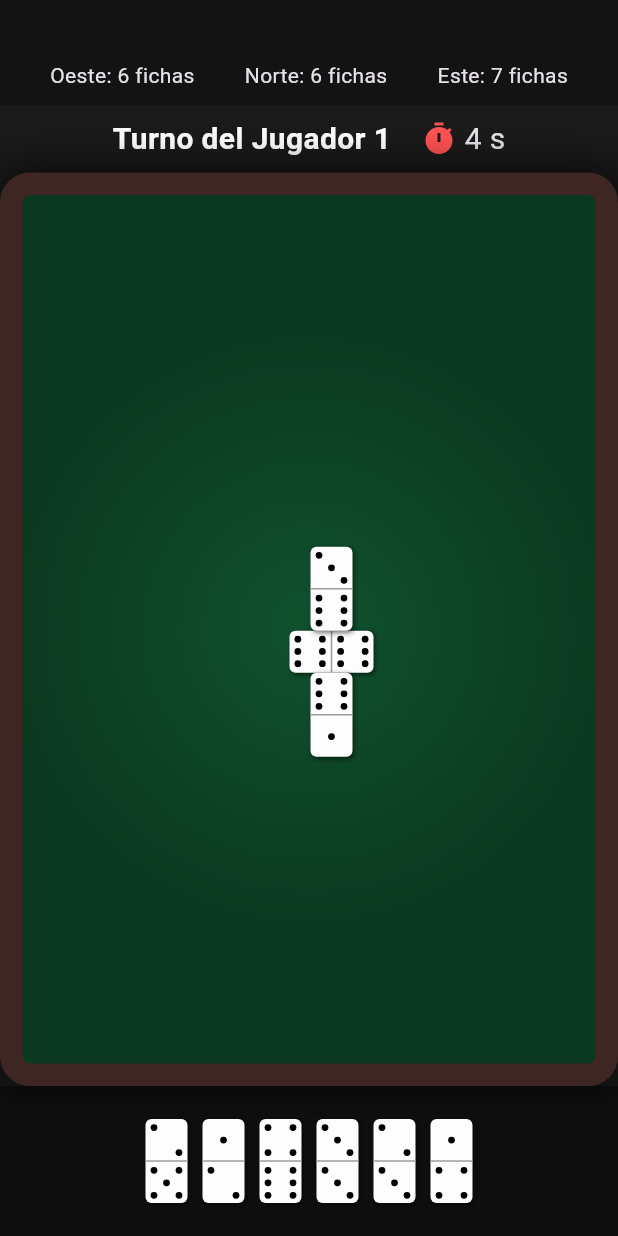
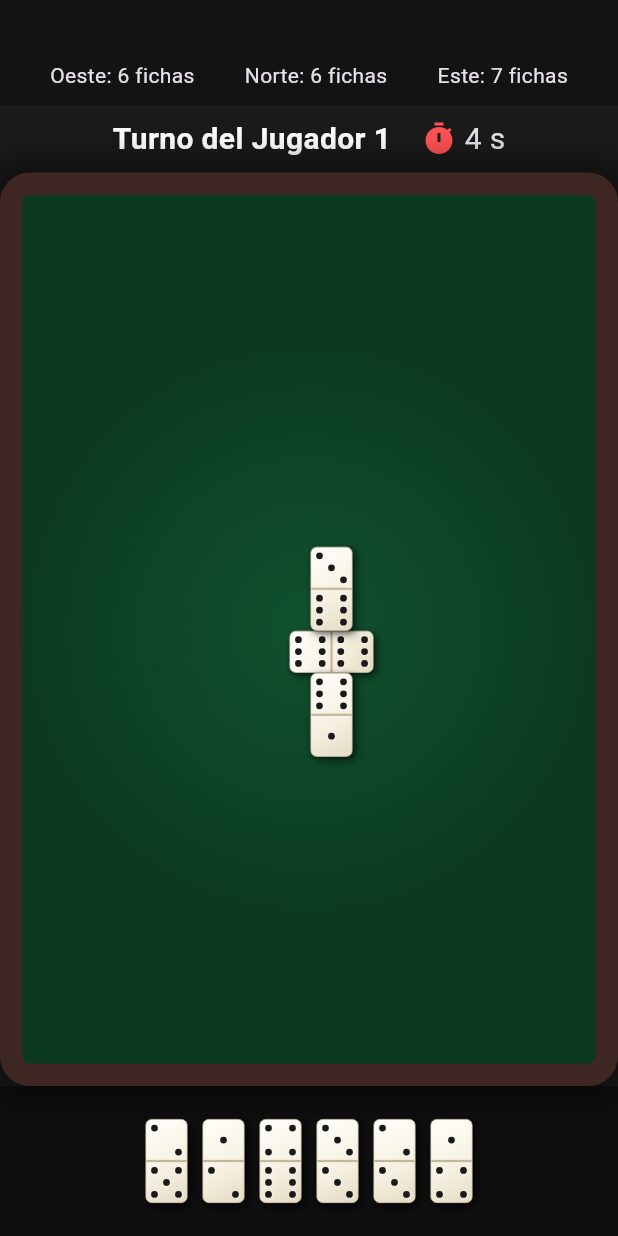
Before and after one commit to Phamton140/simulador_domino, a Flutter app: the screen it shows after launch, on a phone screen of 412 x 824 dp. Run offline on Flutter 3.47's test engine with Material 3 defaults, Android fonts, the phone set to English and light mode, and no system bars.

Commit message:
Estilo premium para las fichas (efecto marfil, sombras 3D y textura)

```diff
--- a/lib/main.dart
+++ b/lib/main.dart
@@ -111,8 +111,12 @@ class _GameScreenState extends State<GameScreen> {
           child: Container(
             width: 4.5, height: 4.5,
             decoration: BoxDecoration(
-              color: active[i] ? Colors.black : Colors.transparent,
+              color: active[i] ? const Color(0xFF1A1A1A) : Colors.transparent,
               shape: BoxShape.circle,
+              boxShadow: active[i] ? const [
+                // Un pequeño brillo inferior para simular hendidura 3D en el punto
+                BoxShadow(color: Colors.white54, offset: Offset(0.5, 0.5), blurRadius: 0.5)
+              ] : null,
             ),
           ),
         )
@@ -133,24 +137,36 @@ class _GameScreenState extends State<GameScreen> {
       width: w,
       height: h,
       decoration: BoxDecoration(
-        color: const Color(0xFFfdfdfd),
+        gradient: const LinearGradient(
+          begin: Alignment.topLeft,
+          end: Alignment.bottomRight,
+          colors: [
+            Color(0xFFFFFFFA), // Reflejo de luz (blanco tiza)
+            Color(0xFFF5F0E1), // Color base Marfil
+            Color(0xFFE3DAC1), // Sombra inferior del material
+          ],
+          stops: [0.0, 0.6, 1.0],
+        ),
         borderRadius: BorderRadius.circular(4),
+        border: Border.all(color: const Color(0xFFD1C7AC), width: 0.5), // Borde suave
         boxShadow: const [
-          BoxShadow(color: Colors.black54, offset: Offset(1, 1), blurRadius: 2)
+          // Sombra doble para dar grosor y altura a la ficha
+          BoxShadow(color: Colors.black54, offset: Offset(1.5, 1.5), blurRadius: 3),
+          BoxShadow(color: Colors.black26, offset: Offset(3, 3), blurRadius: 6),
         ]
       ),
       child: flexDir == 'column'
         ? Column(
             children: [
               Expanded(child: _buildDots(val1)),
-              Container(height: 1, color: Colors.grey),
+              Container(height: 1.5, color: const Color(0xFFC4B89A)), // Surco central
               Expanded(child: _buildDots(val2)),
             ],
           )
         : Row(
             children: [
               Expanded(child: _buildDots(val1)),
-              Container(width: 1, color: Colors.grey),
+              Container(width: 1.5, color: const Color(0xFFC4B89A)), // Surco central
               Expanded(child: _buildDots(val2)),
             ],
           ),
```
